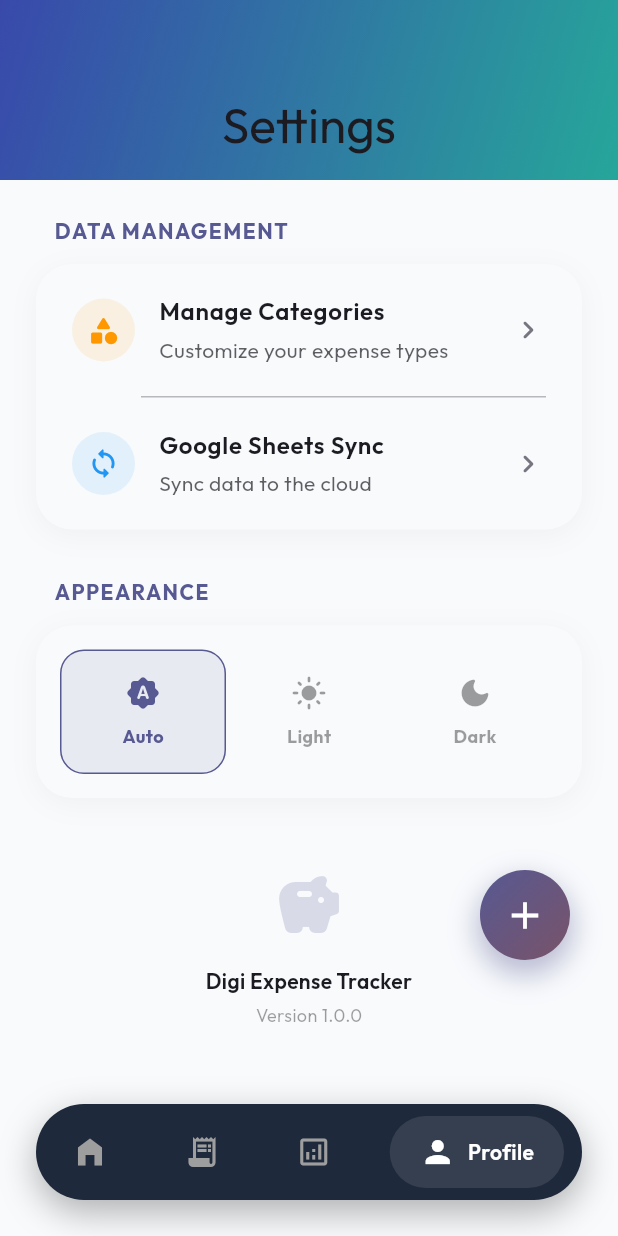
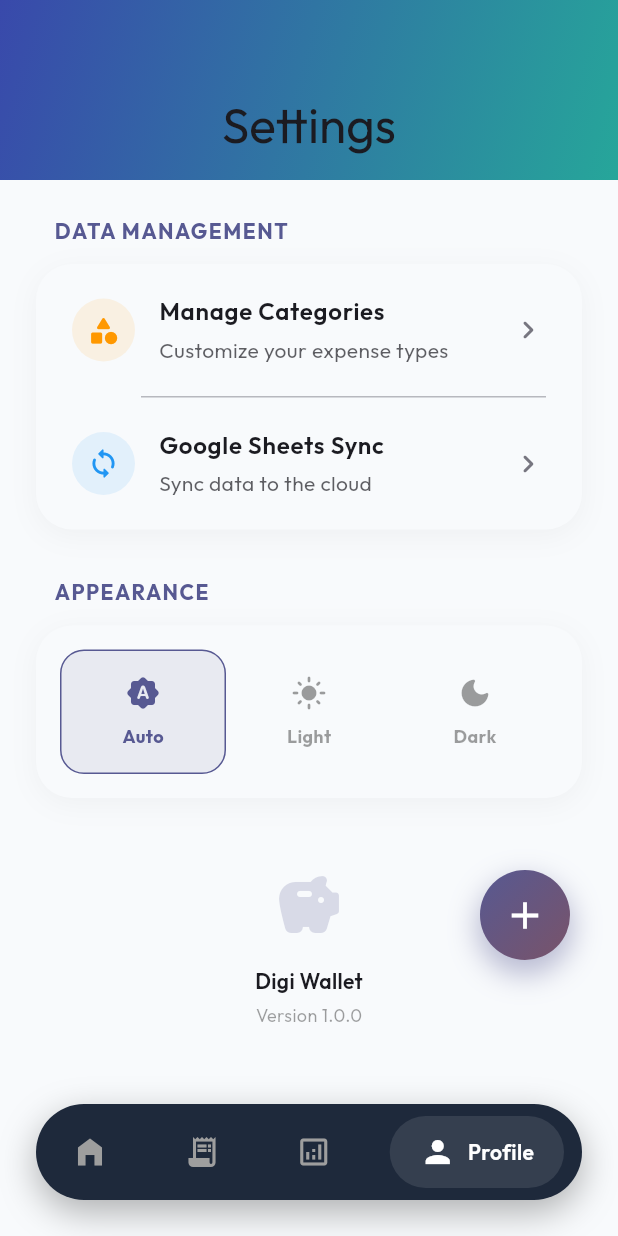
Before and after one commit to Munavvar-kavanur/Digi-Wallet, a Flutter app: the screen it shows after launch, item 4 of the bottom bar chosen, on a phone screen of 412 x 824 dp. Run offline on Flutter 3.47's test engine with Material 3 defaults, Android fonts, the light colour scheme and no system bars; our stand-ins replace fl_chart, flutter_riverpod, google_fonts, hive, hive_flutter, shared_preferences; accounts and stored records are empty.

Commit message:
Updated app name into Digi Wallet from Digi Expense tracker

```diff
--- a/lib/src/app.dart
+++ b/lib/src/app.dart
@@ -15,7 +15,7 @@ class MyApp extends ConsumerWidget {
 
     return MaterialApp(
       debugShowCheckedModeBanner: false,
-      title: 'Digi Expense Tracker',
+      title: 'Digi Wallet',
       theme: AppTheme.lightTheme,
       darkTheme: AppTheme.darkTheme,
       themeMode: themeMode,
--- a/lib/src/features/settings/presentation/settings_screen.dart
+++ b/lib/src/features/settings/presentation/settings_screen.dart
@@ -126,7 +126,7 @@ class SettingsScreen extends ConsumerWidget {
                       Icon(Icons.savings_rounded, size: 48, color: Theme.of(context).primaryColor.withOpacity(0.2)),
                       const SizedBox(height: 16),
                       Text(
-                        "Digi Expense Tracker",
+                        "Digi Wallet",
                         style: TextStyle(
                           fontWeight: FontWeight.w600,
                           color: Theme.of(context).textTheme.bodySmall?.color
```
Also changed, not shown: 6 other files.
